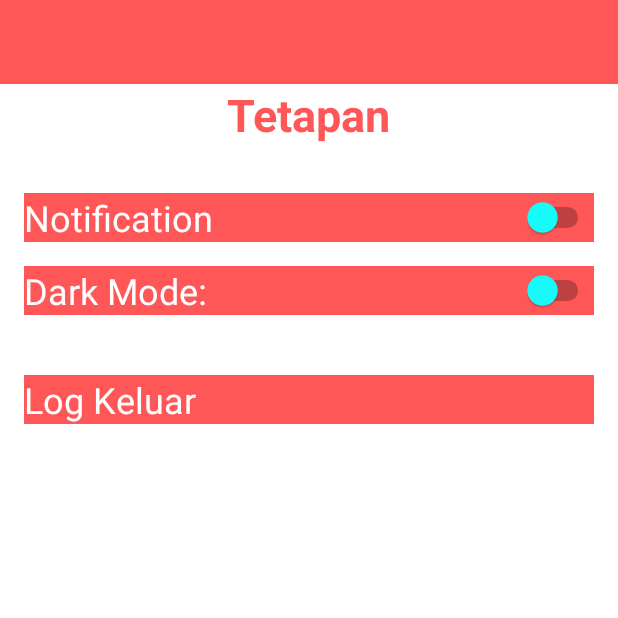
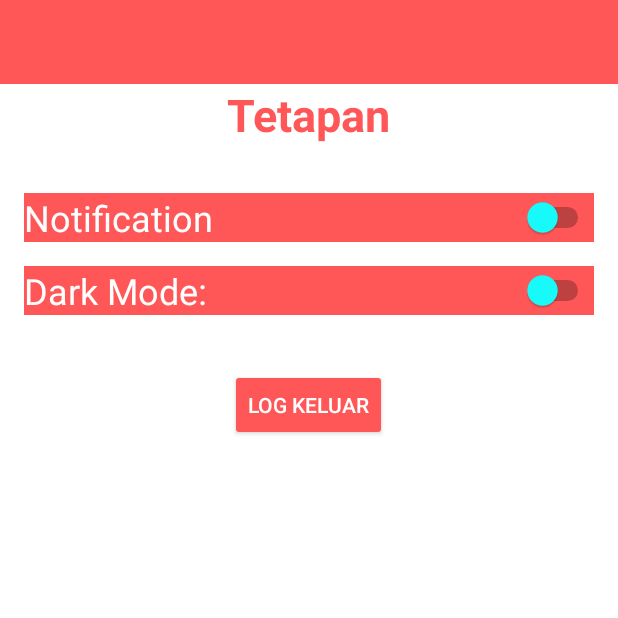
Before and after one commit to wafflenim/bookingftsm, an Android app: the SettingActivity screen opened directly, with no data from a screen before it, on a phone screen of 412 x 824 dp, the top half of it. Run offline under Robolectric (Android 15) with nearby library versions, the light colour scheme and no system bars; our stand-ins replace Firebase (no records; nobody signed in at launch, a user with empty details on screens opened directly).

Commit message:
seventh commit with dark mode and it works!!

```diff
--- a/app/src/main/java/com/example/bookingftsm_a190647/SettingActivity.java
+++ b/app/src/main/java/com/example/bookingftsm_a190647/SettingActivity.java
@@ -4,14 +4,20 @@ import androidx.appcompat.app.AppCompatActivity;
 import androidx.appcompat.app.AppCompatDelegate;
 
 import android.annotation.SuppressLint;
+import android.content.Intent;
 import android.content.SharedPreferences;
 import android.os.Bundle;
+import android.view.View;
+import android.widget.Button;
 import android.widget.CompoundButton;
 import android.widget.Switch;
+
+import com.google.firebase.auth.FirebaseAuth;
 
 public class SettingActivity extends AppCompatActivity {
 
     private Switch switchDarkMode;
+    private Button btnLogout;
     private SharedPreferences sharedPreferences;
     private static final String SHARED_PREFS = "sharedPrefs";
     private static final String DARK_MODE = "isDarkModeOn";
@@ -23,6 +29,7 @@ public class SettingActivity extends AppCompatActivity {
         setContentView(R.layout.activity_setting);
 
         switchDarkMode = findViewById(R.id.switch_darkmode);
+        btnLogout = findViewById(R.id.btn_logout);
         sharedPreferences = getSharedPreferences(SHARED_PREFS, MODE_PRIVATE);
         boolean isDarkModeOn = sharedPreferences.getBoolean(DARK_MODE, false);
         switchDarkMode.setChecked(isDarkModeOn);
@@ -43,5 +50,19 @@ public class SettingActivity extends AppCompatActivity {
                 }
             }
         });
+
+        // Log out the user when the logout button is clicked
+        btnLogout.setOnClickListener(new View.OnClickListener() {
+            @Override
+            public void onClick(View v) {
+                // Log out the user
+                FirebaseAuth.getInstance().signOut();
+
+                // Redirect to LoginActivity
+                Intent intent = new Intent(SettingActivity.this, LoginActivity.class);
+                startActivity(intent);
+                finish(); // Finish the SettingActivity to prevent going back to it after logout
+            }
+        });
     }
 }
--- a/app/src/main/res/layout/activity_setting.xml
+++ b/app/src/main/res/layout/activity_setting.xml
@@ -124,33 +124,38 @@
         </LinearLayout>
 
 
-        <LinearLayout
-            android:id="@+id/ll_setting_logout"
-            android:layout_width="match_parent"
+    </androidx.constraintlayout.widget.ConstraintLayout>
+
+    <LinearLayout
+        android:id="@+id/ll_setting_logout"
+        android:layout_width="wrap_content"
+        android:layout_height="wrap_content"
+        android:layout_gravity="center"
+        android:layout_marginStart="16dp"
+        android:layout_marginTop="36dp"
+        android:layout_marginEnd="16dp"
+        android:orientation="horizontal">
+
+        <Button
+            android:id="@+id/btn_logout"
+            android:layout_width="wrap_content"
             android:layout_height="wrap_content"
-            android:layout_marginStart="16dp"
-            android:layout_marginTop="40dp"
-            android:layout_marginEnd="16dp"
-            android:orientation="horizontal"
-            app:layout_constraintEnd_toEndOf="parent"
-            app:layout_constraintStart_toStartOf="parent"
-            app:layout_constraintTop_toBottomOf="@+id/ll_setting_darkmode">
-
-            <TextView
-                android:id="@+id/tv_logout"
-                android:layout_width="wrap_content"
-                android:layout_height="wrap_content"
-                android:layout_weight="1"
-                android:background="@color/red"
-                android:text="Log Keluar"
-                android:textColor="@color/white"
-                android:textSize="24sp" />
+            android:layout_gravity="center"
+            android:backgroundTint="@color/red"
+            android:text="Log Keluar"
+            android:textColor="@color/white" />
+        <!--            <TextView-->
+        <!--                android:id="@+id/tv_logout"-->
+        <!--                android:layout_width="wrap_content"-->
+        <!--                android:layout_height="wrap_content"-->
+        <!--                android:layout_weight="1"-->
+        <!--                android:background="@color/red"-->
+        <!--                android:text="Log Keluar"-->
+        <!--                android:textColor="@color/white"-->
+        <!--                android:textSize="24sp" />-->
 
 
-        </LinearLayout>
-
-
-    </androidx.constraintlayout.widget.ConstraintLayout>
+    </LinearLayout>
 
 
 </LinearLayout>
```
